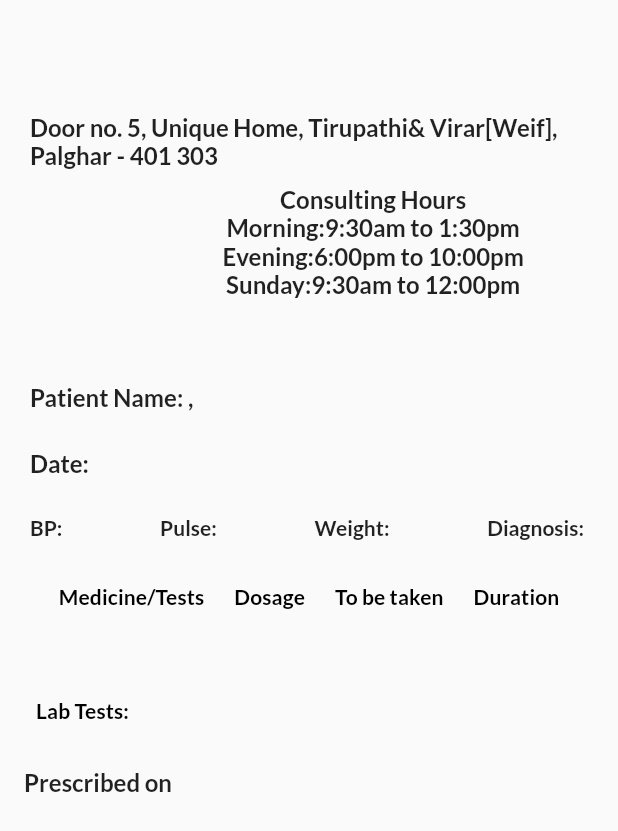
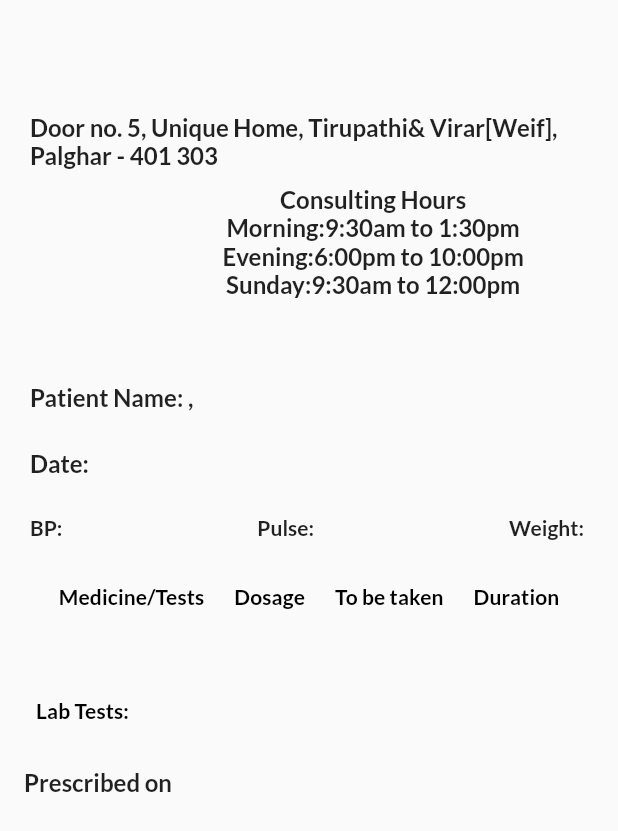
Before and after one commit to RevathiAnandan/MyDoctors, a Flutter app: the ShowPrecription screen opened directly with empty values, on a phone screen of 412 x 824 dp. Shown: the top 831 px of the screen. Run offline on Flutter 3.47's test engine with Material 2 defaults, Android fonts, the light colour scheme and no system bars; our stand-ins replace contacts_service, datetime_picker_formfield, firebase_auth, firebase_database, firebase_messaging, firebase_storage and 7 more; missing offline and left inert: barcode_scan, numeric_keyboard; accounts and stored records are empty; network calls fail.

Commit message:
navigation tab

```diff
--- a/myarogya_mydoctor/lib/pages/Doctor/doctor_new_dashboard.dart
+++ b/myarogya_mydoctor/lib/pages/Doctor/doctor_new_dashboard.dart
@@ -23,14 +23,14 @@ class _DoctorNewDashboardState extends State<DoctorNewDashboard> {
   List<Widget> _widgetOptions() => [
     Appointments(widget.mobile),
     Hospitals(),
-    Text('My Labs'),
+//    Text('My Labs'),
     Text('My Ads'),
     Text('Setting'),
   ];
  final widgetName = [
    Text('My Appointments'),
    Text('My Hospitals'),
-   Text('My Labs'),
+//   Text('My Labs'),
    Text('My Ads'),
    Text('Settings'),
  ];
@@ -53,7 +53,7 @@ class _DoctorNewDashboardState extends State<DoctorNewDashboard> {
               BottomNavigationBarItem(icon: Icon(Icons.local_hospital,color: Colors.redAccent,), title: Text('MyAppointment')),
               BottomNavigationBarItem(
                   icon: Icon(Icons.hotel,color: Colors.redAccent,), title: Text('My Hospital')),
-              BottomNavigationBarItem(icon: Icon(Icons.local_pharmacy,color: Colors.redAccent,), title: Text('My Labs')),
+//              BottomNavigationBarItem(icon: Icon(Icons.local_pharmacy,color: Colors.redAccent,), title: Text('My Labs')),
               BottomNavigationBarItem(
                   icon: Icon(Icons.list,color: Colors.redAccent,), title: Text('My Ads')),
               BottomNavigationBarItem(
--- a/myarogya_mydoctor/lib/pages/patient/patient_new_dashboard.dart
+++ b/myarogya_mydoctor/lib/pages/patient/patient_new_dashboard.dart
@@ -33,14 +33,14 @@ class _PatientNewDashboardState extends State<PatientNewDashboard> {
   List<Widget> _widgetOptions() => [
     MyScreen(widget.mobile,"MY DOCTOR"),
     Text('My Hospitals'),
-    Text('My Labs'),
+//    Text('My Labs'),
     Text('My Ads'),
     Text('Setting'),
   ];
   final widgetName = [
     Text('My Doctors'),
     Text('My Hospitals'),
-    Text('My Labs'),
+//    Text('My Labs'),
     Text('My Ads'),
     Text('Settings'),
   ];
@@ -90,7 +90,7 @@ class _PatientNewDashboardState extends State<PatientNewDashboard> {
               BottomNavigationBarItem(icon: Icon(Icons.people,color: Colors.grey), title: Text('MyDoctor',)),
               BottomNavigationBarItem(
                   icon: Icon(Icons.hotel,color: Colors.grey), title: Text('My Hospital')),
-              BottomNavigationBarItem(icon: Icon(Icons.local_pharmacy,color: Colors.grey,size: 25), title: Text('My Labs')),
+//              BottomNavigationBarItem(icon: Icon(Icons.local_pharmacy,color: Colors.grey,size: 25), title: Text('My Labs')),
               BottomNavigationBarItem(
                   icon: Icon(Icons.list,color: Colors.grey), title: Text('My Ads')),
               BottomNavigationBarItem(
--- a/myarogya_mydoctor/lib/pages/patient/showPrecription.dart
+++ b/myarogya_mydoctor/lib/pages/patient/showPrecription.dart
@@ -167,11 +167,7 @@ class _PrescriptionPageState extends State<ShowPrecription> {
                               style: TextStyle(
                                   fontWeight: FontWeight.bold, fontSize: 14,fontFamily: 'Lato'),
                             ),
-                            Text(
-                              'Diagnosis: '+widget.prescripe.diagnosis,
-                              style: TextStyle(
-                                  fontWeight: FontWeight.bold, fontSize: 14,fontFamily: 'Lato'),
-                            ),
+
                           ],
                         )
                     ),
@@ -355,4 +351,5 @@ class _PrescriptionPageState extends State<ShowPrecription> {
       dividerThickness: 0.0,
     );
   }
+
 }
```
